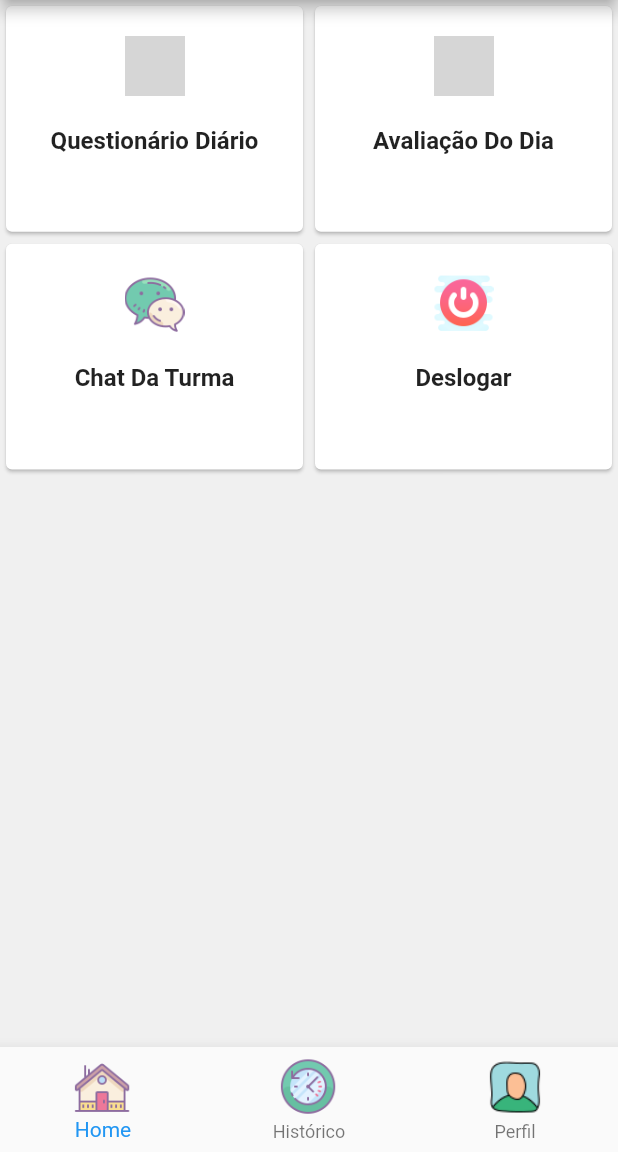
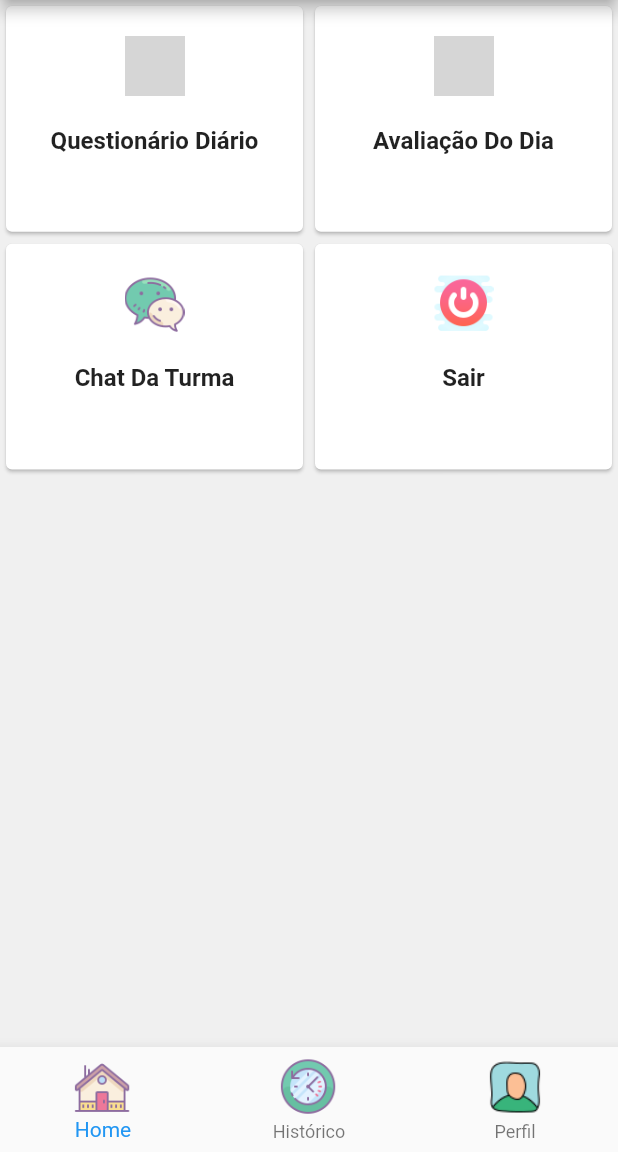
Before and after one commit to jeanscc/Tell_Your_Pain, a Flutter app: the screen it shows after launch, on a phone screen of 412 x 824 dp, the part 84-1236 px from its top. Run offline on Flutter 3.47's test engine with Material 2 defaults, Android fonts, the phone set to English and light mode, and no system bars; grey boxes are pictures that could not be loaded.

Commit message:
Ajustes nos Titulos

```diff
--- a/lib/main.dart
+++ b/lib/main.dart
@@ -8,7 +8,7 @@ class MyApp extends StatelessWidget {
   @override
   Widget build(BuildContext context) {
     return MaterialApp(
-      title: 'Tell Your Pain',
+      title: 'Happy',
       debugShowCheckedModeBanner: false,
       theme: ThemeData(
         primarySwatch: Colors.blue,
--- a/lib/pages/main_page.dart
+++ b/lib/pages/main_page.dart
@@ -5,7 +5,7 @@ class MainPage extends StatelessWidget {
     "Questionário Diário",
     "Avaliação Do Dia",
     "Chat Da Turma",
-    "Deslogar"
+    "Sair"
   ];
   var images = [
     'images/icones_home/questionario.png',
```
Also changed, not shown: lib/pages/login_page.dart (+8 -0 lines).
